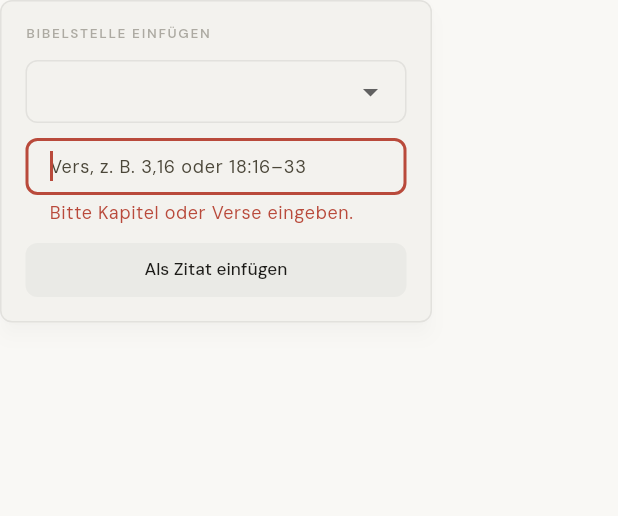
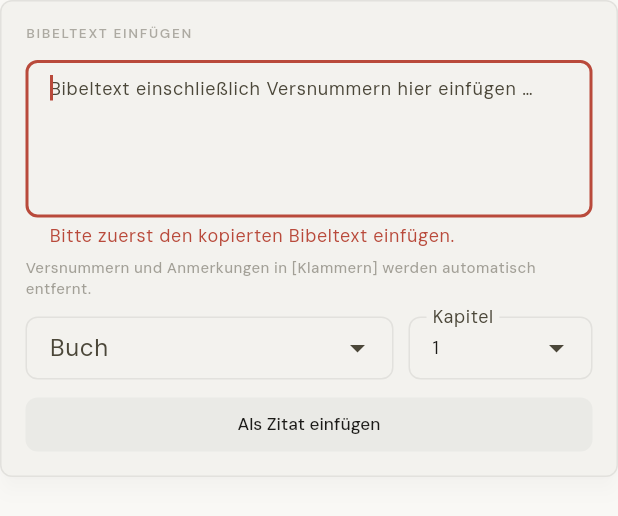
Before and after one commit to dimikolpa/sermonary, a Flutter app: the _BibleReferenceDialog widget shown alone on an empty page, opened directly with empty values, after a tap on "Als Zitat einfügen", on a phone screen of 412 x 824 dp. Shown: the top 516 px of the screen. Run offline on Flutter 3.47's test engine with Material 3 defaults, Android fonts, the phone set to English and light mode, and no system bars; our stand-ins replace drift, drift_flutter, flutter_riverpod, go_router, lucide_flutter, pdf and 1 more; missing offline and left inert: file_selector; accounts and stored records are empty; generated files the repository leaves out were written again.

Commit message:
feat: import and clean BibleServer text

```diff
--- /dev/null
+++ b/lib/features/bible/domain/bible_text_importer.dart
@@ -0,0 +1,52 @@
+class ImportedBibleText {
+  const ImportedBibleText({
+    required this.text,
+    required this.firstVerse,
+    required this.lastVerse,
+  });
+
+  final String text;
+  final int firstVerse;
+  final int lastVerse;
+
+  String get verseRange =>
+      firstVerse == lastVerse ? '$firstVerse' : '$firstVerse-$lastVerse';
+
+  String withReference({
+    required String book,
+    required int chapter,
+  }) => '$text $book $chapter: $verseRange';
+}
+
+class BibleTextImporter {
+  ImportedBibleText? import(String source) {
+    if (source.trim().isEmpty) return null;
+
+    final verses = <int>[];
+    var text = source.replaceAll(RegExp(r'\[[^\]\r\n]*\]'), '');
+    text = text.replaceAllMapped(
+      RegExp(
+        r'(^|[\r\n\u2000-\u200B\u2028\u2029]|[.!?;:][ \t]+)(\d{1,3})[\u00A0\u202F \t]+',
+        multiLine: true,
+      ),
+      (match) {
+        verses.add(int.parse(match.group(2)!));
+        final prefix = match.group(1) ?? '';
+        if (prefix.isEmpty) return '';
+        if (RegExp('[.!?;:]').hasMatch(prefix)) return prefix;
+        return ' ';
+      },
+    );
+    text = text
+        .replaceAll(RegExp(r'\s+'), ' ')
+        .replaceAllMapped(RegExp(r'\s+([,.;:!?])'), (match) => match.group(1)!)
+        .trim();
+
+    if (text.isEmpty || verses.isEmpty) return null;
+    return ImportedBibleText(
+      text: text,
+      firstVerse: verses.first,
+      lastVerse: verses.last,
+    );
+  }
+}
--- a/lib/features/workspace/presentation/workspace_screen.dart
+++ b/lib/features/workspace/presentation/workspace_screen.dart
@@ -9,6 +9,7 @@ import 'package:sermonary/app/app_config.dart';
 import 'package:sermonary/app/providers.dart';
 import 'package:sermonary/app/theme/app_theme.dart';
 import 'package:sermonary/features/bible/domain/bible_reference.dart';
+import 'package:sermonary/features/bible/domain/bible_text_importer.dart';
 import 'package:sermonary/features/library/data/sermon_repository.dart';
 import 'package:sermonary/features/library/domain/sermon.dart';
 import 'package:sermonary/features/sermon_editor/domain/sermon_document.dart';
@@ -698,6 +699,7 @@ class _SermonWorkspaceScreenState extends ConsumerState<SermonWorkspaceScreen> {
             initialBookId:
                 draft.primaryBibleReference?.bookId ??
                 BibleBookCatalog.all.first.id,
+            initialChapter: draft.primaryBibleReference?.startChapter ?? 1,
             asNote: _view == WorkspaceView.notes && !_splitActive,
           ),
         ),
@@ -716,10 +718,6 @@ class _SermonWorkspaceScreenState extends ConsumerState<SermonWorkspaceScreen> {
           ),
     );
     if (request == null || !mounted) return;
-    final parsed = BibleReferenceParser().parse(
-      '${BibleBookCatalog.labelFor(request.bookId)} ${request.passage}',
-    );
-    if (parsed == null) return;
     final now = DateTime.now().toUtc();
     final active = _activeBlock(draft.document);
     final insertAfterId =
@@ -729,7 +727,7 @@ class _SermonWorkspaceScreenState extends ConsumerState<SermonWorkspaceScreen> {
         insertAfterId,
         NoteBlock(
           id: const Uuid().v4(),
-          text: parsed.displayText,
+          text: request.text,
           visibility: NoteVisibility.editorOnly,
           depth: active is NoteBlock ? active.depth : 0,
           createdAt: now,
@@ -741,7 +739,7 @@ class _SermonWorkspaceScreenState extends ConsumerState<SermonWorkspaceScreen> {
         insertAfterId,
         QuoteBlock(
           id: const Uuid().v4(),
-          text: '— ${parsed.displayText}',
+          text: request.text,
           author: '',
           source: '',
           createdAt: now,
@@ -2456,22 +2454,20 @@ class _ScriptMeta extends StatelessWidget {
 }
 
 class _BibleReferenceRequest {
-  const _BibleReferenceRequest({
-    required this.bookId,
-    required this.passage,
-  });
-
-  final String bookId;
-  final String passage;
+  const _BibleReferenceRequest({required this.text});
+
+  final String text;
 }
 
 class _BibleReferenceDialog extends StatefulWidget {
   const _BibleReferenceDialog({
     required this.initialBookId,
+    required this.initialChapter,
     required this.asNote,
   });
 
   final String initialBookId;
+  final int initialChapter;
   final bool asNote;
 
   @override
@@ -2480,47 +2476,57 @@ class _BibleReferenceDialog extends StatefulWidget {
 
 class _BibleReferenceDialogState extends State<_BibleReferenceDialog> {
   late String _bookId = widget.initialBookId;
-  final TextEditingController _passageController = TextEditingController();
+  late int _chapter = widget.initialChapter.clamp(1, 150);
+  final TextEditingController _textController = TextEditingController();
   String? _errorText;
 
   @override
   void dispose() {
-    _passageController.dispose();
+    _textController.dispose();
     super.dispose();
   }
 
   void _submit() {
-    final passage = _passageController.text.trim();
-    final parsed = BibleReferenceParser().parse(
-      '${BibleBookCatalog.labelFor(_bookId)} $passage',
-    );
-    if (parsed == null) {
+    final imported = BibleTextImporter().import(_textController.text);
+    if (imported == null) {
       setState(() {
-        _errorText = passage.isEmpty
-            ? 'Bitte Kapitel oder Verse eingeben.'
-            : 'Bitte z. B. 3,16 oder 18:16–33 eingeben.';
+        _errorText = _textController.text.trim().isEmpty
+            ? 'Bitte zuerst den kopierten Bibeltext einfügen.'
+            : 'Keine Versnummern erkannt. Bitte den Text einschließlich '
+                  'Versnummern kopieren.';
       });
       return;
     }
     Navigator.of(context).pop(
-      _BibleReferenceRequest(bookId: _bookId, passage: passage),
-    );
-  }
-
-  @override
-  Widget build(BuildContext context) => Material(
-    color: Theme.of(context).colorScheme.surfaceContainerLow,
+      _BibleReferenceRequest(
+        text: imported.withReference(
+          book: BibleBookCatalog.labelFor(_bookId),
+          chapter: _chapter,
+        ),
+      ),
+    );
+  }
+
+  @override
+  Widget build(BuildContext context) {
+    final scheme = Theme.of(context).colorScheme;
+    final dropdownStyle = TextStyle(
+      fontFamily: AppTypography.ui,
+      fontSize: 12,
+      fontWeight: FontWeight.w400,
+      color: scheme.onSurface,
+    );
+    return Material(
+      color: scheme.surfaceContainerLow,
       elevation: 5,
       shadowColor: Colors.black.withValues(alpha: 0.12),
       borderRadius: BorderRadius.circular(8),
       child: Container(
         key: const Key('bible-reference-dialog'),
-      width: 288,
+        width: 430,
         padding: const EdgeInsets.fromLTRB(16, 14, 16, 16),
         decoration: BoxDecoration(
-        border: Border.all(
-          color: Theme.of(context).colorScheme.outlineVariant,
-        ),
+          border: Border.all(color: scheme.outlineVariant),
           borderRadius: BorderRadius.circular(8),
         ),
         child: Column(
@@ -2528,27 +2534,59 @@ class _BibleReferenceDialogState extends State<_BibleReferenceDialog> {
           crossAxisAlignment: CrossAxisAlignment.start,
           children: [
             Text(
-            'BIBELSTELLE EINFÜGEN',
+              'BIBELTEXT EINFÜGEN',
               style: Theme.of(context).textTheme.labelSmall?.copyWith(
                 fontSize: 9,
                 fontWeight: FontWeight.w600,
                 letterSpacing: 1.1,
-              color: Theme.of(
-                context,
-              ).colorScheme.onSurfaceVariant.withValues(alpha: 0.42),
+                color: scheme.onSurfaceVariant.withValues(alpha: 0.42),
               ),
             ),
             const SizedBox(height: 12),
-          DropdownButtonFormField<String>(
+            TextField(
+              key: const Key('bible-text-field'),
+              controller: _textController,
+              autofocus: true,
+              minLines: 5,
+              maxLines: 8,
+              style: dropdownStyle.copyWith(height: 1.45),
+              decoration: const InputDecoration(
+                hintText:
+                    'Bibeltext einschließlich Versnummern hier '
+                    'einfügen …',
+                isDense: true,
+                contentPadding: EdgeInsets.symmetric(
+                  horizontal: 12,
+                  vertical: 10,
+                ),
+              ).copyWith(errorText: _errorText),
+              onChanged: (_) {
+                if (_errorText != null) setState(() => _errorText = null);
+              },
+            ),
+            const SizedBox(height: 6),
+            Text(
+              'Versnummern und Anmerkungen in [Klammern] werden automatisch '
+              'entfernt.',
+              style: Theme.of(context).textTheme.labelSmall?.copyWith(
+                fontSize: 10,
+                color: scheme.onSurfaceVariant.withValues(alpha: 0.48),
+              ),
+            ),
+            const SizedBox(height: 12),
+            Row(
+              children: [
+                Expanded(
+                  flex: 2,
+                  child: DropdownButtonFormField<String>(
                     key: const Key('bible-book-field'),
                     initialValue: _bookId,
                     isExpanded: true,
-            style: const TextStyle(
-              fontFamily: AppTypography.ui,
-              fontSize: 12,
-              fontWeight: FontWeight.w400,
-            ),
+                    dropdownColor: scheme.surfaceContainerLowest,
+                    iconEnabledColor: scheme.onSurfaceVariant,
+                    style: dropdownStyle,
                     decoration: const InputDecoration(
+                      labelText: 'Buch',
                       isDense: true,
                       contentPadding: EdgeInsets.symmetric(
                         horizontal: 12,
@@ -2557,35 +2595,47 @@ class _BibleReferenceDialogState extends State<_BibleReferenceDialog> {
                     ),
                     items: [
                       for (final book in BibleBookCatalog.all)
-                DropdownMenuItem(value: book.id, child: Text(book.label)),
+                        DropdownMenuItem(
+                          value: book.id,
+                          child: Text(book.label, style: dropdownStyle),
+                        ),
                     ],
                     onChanged: (value) {
                       if (value != null) setState(() => _bookId = value);
                     },
                   ),
-          const SizedBox(height: 10),
-          TextField(
-            key: const Key('bible-passage-field'),
-            controller: _passageController,
-            autofocus: true,
-            style: const TextStyle(
-              fontFamily: AppTypography.ui,
-              fontSize: 12,
-              fontWeight: FontWeight.w400,
-            ),
+                ),
+                const SizedBox(width: 10),
+                Expanded(
+                  child: DropdownButtonFormField<int>(
+                    key: const Key('bible-chapter-field'),
+                    initialValue: _chapter,
+                    isExpanded: true,
+                    menuMaxHeight: 320,
+                    dropdownColor: scheme.surfaceContainerLowest,
+                    iconEnabledColor: scheme.onSurfaceVariant,
+                    style: dropdownStyle,
                     decoration: const InputDecoration(
-              hintText: 'Vers, z. B. 3,16 oder 18:16–33',
+                      labelText: 'Kapitel',
                       isDense: true,
                       contentPadding: EdgeInsets.symmetric(
                         horizontal: 12,
                         vertical: 9,
                       ),
-            ).copyWith(errorText: _errorText),
-            textInputAction: TextInputAction.done,
-            onChanged: (_) {
-              if (_errorText != null) setState(() => _errorText = null);
+                    ),
+                    items: [
+                      for (var chapter = 1; chapter <= 150; chapter++)
+                        DropdownMenuItem(
+                          value: chapter,
+                          child: Text('$chapter', style: dropdownStyle),
+                        ),
+                    ],
+                    onChanged: (value) {
+                      if (value != null) setState(() => _chapter = value);
                     },
-            onSubmitted: (_) => _submit(),
+                  ),
+                ),
+              ],
             ),
             const SizedBox(height: 12),
             SizedBox(
@@ -2595,10 +2645,8 @@ class _BibleReferenceDialogState extends State<_BibleReferenceDialog> {
                 key: const Key('insert-bible-reference'),
                 onPressed: _submit,
                 style: FilledButton.styleFrom(
-                backgroundColor: Theme.of(
-                  context,
-                ).colorScheme.surfaceContainer,
-                foregroundColor: Theme.of(context).colorScheme.onSurface,
+                  backgroundColor: scheme.surfaceContainer,
+                  foregroundColor: scheme.onSurface,
                   padding: EdgeInsets.zero,
                   textStyle: const TextStyle(
                     fontFamily: AppTypography.ui,
@@ -2617,6 +2665,7 @@ class _BibleReferenceDialogState extends State<_BibleReferenceDialog> {
         ),
       ),
     );
+  }
 }
 
 class _BookDropdown extends StatelessWidget {
```
Also changed, not shown: 2 other files. Lines whose indentation alone changed are shown as unchanged.
